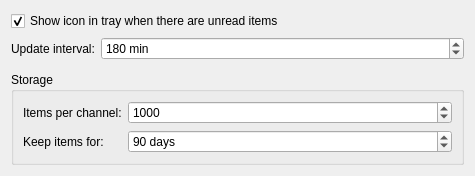
Before: the Qt Designer form src/plugins/aggregator/startupfirstpage.ui in 0xd34df00d/leechcraft, drawn with Qt 5.
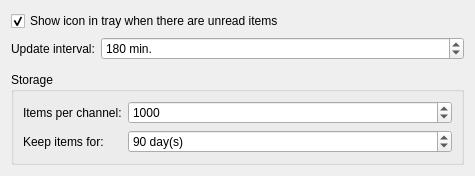
After: the same form once the commit is applied.

```diff
--- a/src/plugins/aggregator/startupfirstpage.ui
+++ b/src/plugins/aggregator/startupfirstpage.ui
@@ -39,7 +39,7 @@
      <item row="0" column="1">
       <widget class="QSpinBox" name="UpdateInterval_">
        <property name="suffix">
-        <string> min</string>
+        <string> min.</string>
        </property>
        <property name="minimum">
         <number>1</number>
@@ -99,7 +99,7 @@
       <item row="1" column="1">
        <widget class="QSpinBox" name="ItemsMaxAge_">
         <property name="suffix">
-         <string> days</string>
+         <string> day(s)</string>
         </property>
         <property name="minimum">
          <number>1</number>
```
